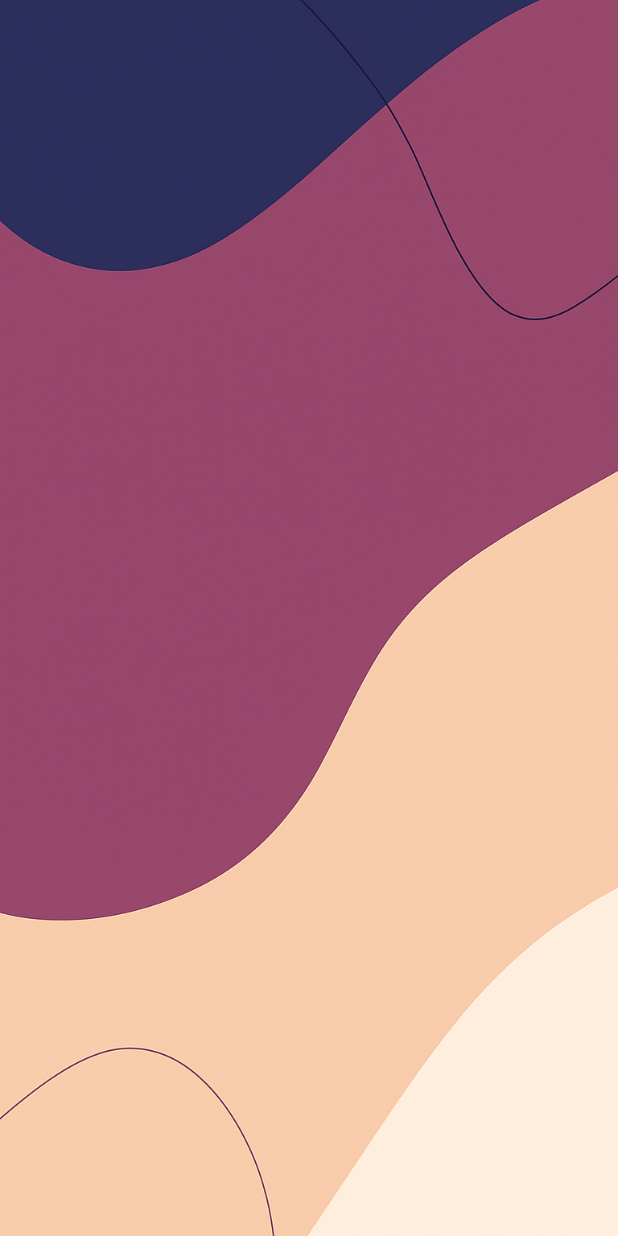
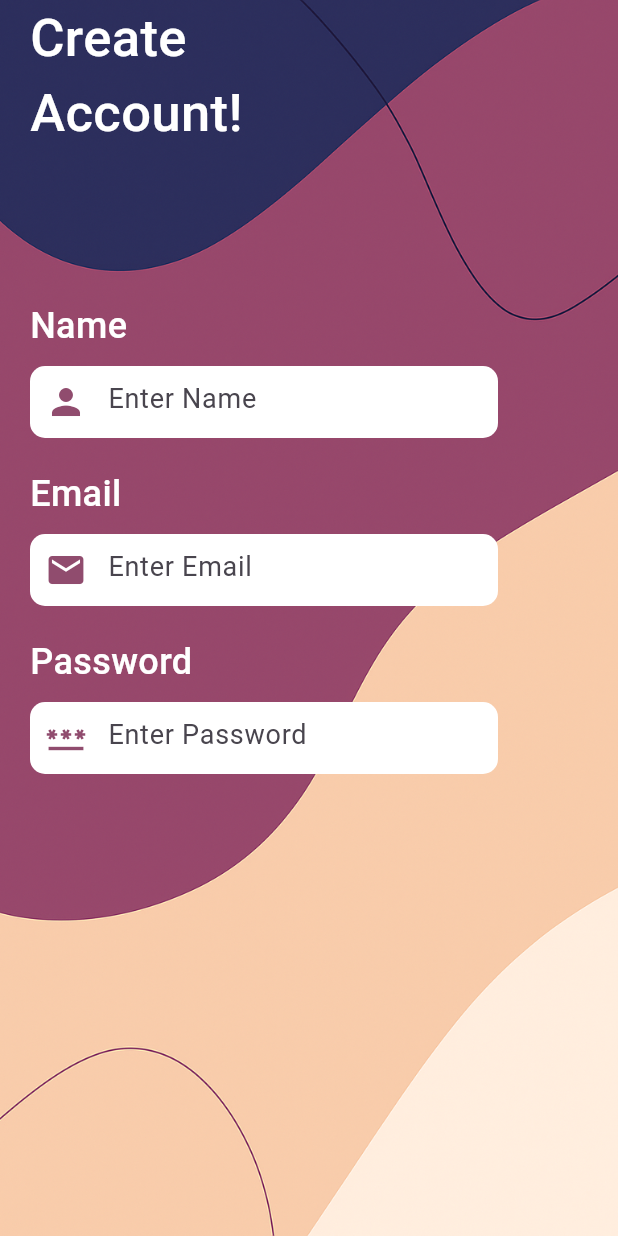
Before and after one commit to dbooker5/budgetbuddy, a Flutter app: the screen it shows after launch, on a phone screen of 412 x 824 dp. Run offline on Flutter 3.47's test engine with Material 3 defaults, Android fonts, the phone set to English and light mode, and no system bars; our stand-ins replace fl_chart.

Commit message:
feat: Implement sign-up form UI
- Replace `Column` with `Stack` to overlay the form on a background image.
- Add a "Create Account!" title with specific text styling.
- Implement text fields for "Name," "Email," and "Password," each with a corresponding label.
- Style the input fields with white backgrounds, rounded corners, and prefix icons.

```diff
--- a/lib/pages/signup.dart
+++ b/lib/pages/signup.dart
@@ -12,7 +12,7 @@ class _SignupState extends State<Signup> {
   Widget build(BuildContext context) {
     return Scaffold(
       body: Container(
-        child: Column(
+        child: Stack(
           children: [
             Image.asset(
               "images/signup.png",
@@ -20,6 +20,109 @@ class _SignupState extends State<Signup> {
               width: MediaQuery.of(context).size.width,
               fit: BoxFit.cover,
             ),
+            Padding(
+              padding: const EdgeInsets.only(left: 20.0, right: 50.0),
+              child: Column(
+                crossAxisAlignment: CrossAxisAlignment.start,
+                children: [
+                  Text(
+                    "Create\nAccount!",
+                    style: TextStyle(
+                      color: Colors.white,
+                      fontSize: 35.0,
+                      fontWeight: FontWeight.w500,
+                    ),
+                  ),
+                  SizedBox(height: 100.0),
+                  Text(
+                    "Name",
+                    style: TextStyle(
+                      color: Colors.white,
+                      fontSize: 24.0,
+                      fontWeight: FontWeight.w500,
+                    ),
+                  ),
+                  SizedBox(height: 10.0),
+                  Container(
+                    margin: EdgeInsets.only(right: 30.0),
+                    decoration: BoxDecoration(
+                      color: Colors.white,
+                      borderRadius: BorderRadius.circular(10.0),
+                    ),
+                    child: TextField(
+                      decoration: InputDecoration(
+                        border: InputBorder.none,
+                        prefixIcon: Icon(
+                          Icons.person,
+                          size: 28,
+                          color: Color(0xff904c6e),
+                        ),
+                        hintText: "Enter Name",
+                        hintStyle: TextStyle(fontSize: 18.0),
+                      ),
+                    ),
+                  ),
+                  SizedBox(height: 20.0),
+                  Text(
+                    "Email",
+                    style: TextStyle(
+                      color: Colors.white,
+                      fontSize: 24.0,
+                      fontWeight: FontWeight.w500,
+                    ),
+                  ),
+                  SizedBox(height: 10.0),
+                  Container(
+                    margin: EdgeInsets.only(right: 30.0),
+                    decoration: BoxDecoration(
+                      color: Colors.white,
+                      borderRadius: BorderRadius.circular(10.0),
+                    ),
+                    child: TextField(
+                      decoration: InputDecoration(
+                        border: InputBorder.none,
+                        prefixIcon: Icon(
+                          Icons.mail,
+                          size: 28,
+                          color: Color(0xff904c6e),
+                        ),
+                        hintText: "Enter Email",
+                        hintStyle: TextStyle(fontSize: 18.0),
+                      ),
+                    ),
+                  ),
+                  SizedBox(height: 20.0),
+                  Text(
+                    "Password",
+                    style: TextStyle(
+                      color: Colors.white,
+                      fontSize: 24.0,
+                      fontWeight: FontWeight.w500,
+                    ),
+                  ),
+                  SizedBox(height: 10.0),
+                  Container(
+                    margin: EdgeInsets.only(right: 30.0),
+                    decoration: BoxDecoration(
+                      color: Colors.white,
+                      borderRadius: BorderRadius.circular(10.0),
+                    ),
+                    child: TextField(
+                      decoration: InputDecoration(
+                        border: InputBorder.none,
+                        prefixIcon: Icon(
+                          Icons.password,
+                          size: 28,
+                          color: Color(0xff904c6e),
+                        ),
+                        hintText: "Enter Password",
+                        hintStyle: TextStyle(fontSize: 18.0),
+                      ),
+                    ),
+                  ),
+                ],
+              ),
+            ),
           ],
         ),
       ),
```
